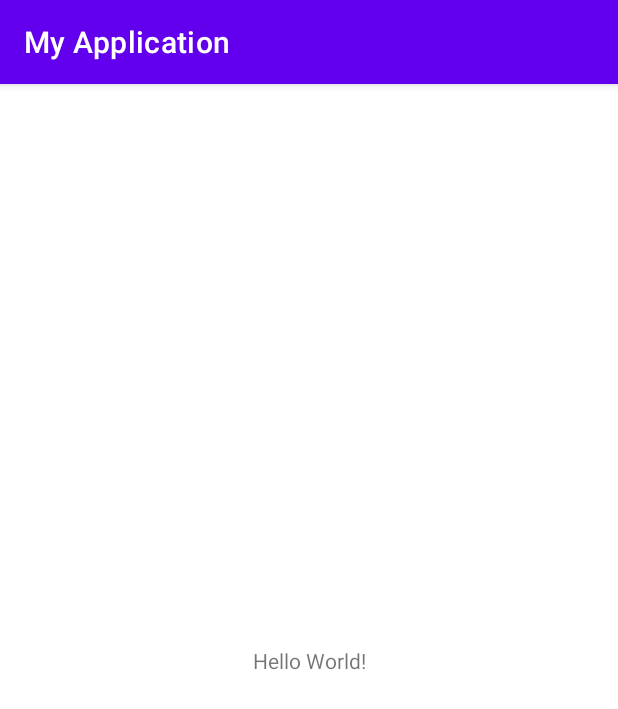
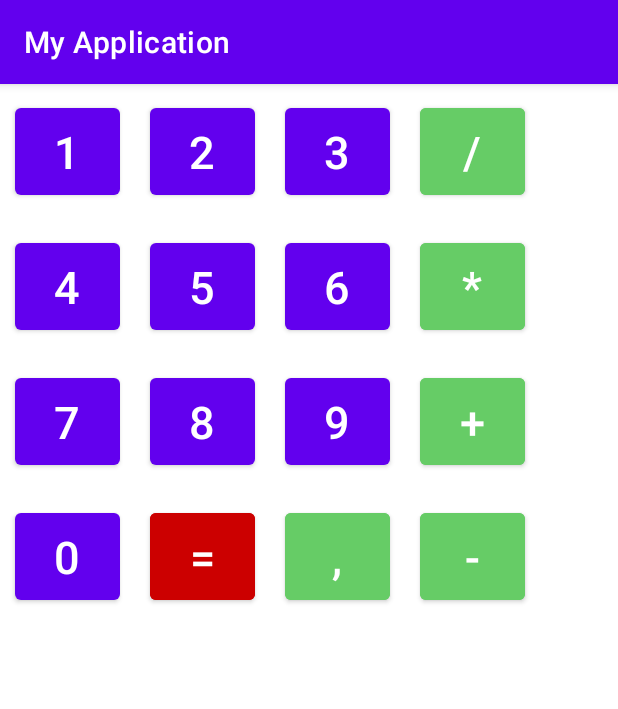
Before and after one commit to AlekseyUsk/calculat, an Android app: the screen it shows after launch (MainActivity), on a phone screen of 412 x 824 dp. Shown: the top 709 px of the screen. Run offline under Robolectric (Android 15) with nearby library versions, the phone set to English and light mode, and no system bars.

```diff
--- a/MyApplication/app/src/main/res/layout/activity_main.xml
+++ b/MyApplication/app/src/main/res/layout/activity_main.xml
@@ -1,18 +1,148 @@
 <?xml version="1.0" encoding="utf-8"?>
-<androidx.constraintlayout.widget.ConstraintLayout xmlns:android="http://schemas.android.com/apk/res/android"
+<GridLayout xmlns:android="http://schemas.android.com/apk/res/android"
     xmlns:app="http://schemas.android.com/apk/res-auto"
     xmlns:tools="http://schemas.android.com/tools"
-    android:layout_width="match_parent"
-    android:layout_height="match_parent"
+    android:layout_width="wrap_content"
+    android:layout_height="wrap_content"
+    android:columnCount="4"
+    android:orientation="horizontal"
     tools:context=".MainActivity">
 
-    <TextView
-        android:layout_width="wrap_content"
-        android:layout_height="wrap_content"
-        android:text="Hello World!"
-        app:layout_constraintBottom_toBottomOf="parent"
-        app:layout_constraintLeft_toLeftOf="parent"
-        app:layout_constraintRight_toRightOf="parent"
-        app:layout_constraintTop_toTopOf="parent" />
 
-</androidx.constraintlayout.widget.ConstraintLayout>
+    <Button
+        android:id="@+id/one"
+        android:layout_width="@dimen/default_margin_button"
+        android:layout_height="@dimen/default_margin_button"
+        android:layout_margin="10dp"
+        android:text="1"
+        android:textSize="@dimen/button_size" />
+
+    <Button
+        android:id="@+id/twoo"
+        android:layout_width="@dimen/default_margin_button"
+        android:layout_height="@dimen/default_margin_button"
+        android:layout_margin="10dp"
+        android:text="2"
+        android:textSize="@dimen/button_size" />
+
+    <Button
+        android:id="@+id/three"
+        android:layout_width="@dimen/default_margin_button"
+        android:layout_height="@dimen/default_margin_button"
+        android:layout_margin="10dp"
+        android:text="3"
+        android:textSize="@dimen/button_size" />
+
+    <Button
+        android:id="@+id/division"
+        android:layout_width="@dimen/default_margin_button"
+        android:layout_height="@dimen/default_margin_button"
+        android:layout_margin="10dp"
+        android:backgroundTint="#66cc66"
+        android:text="/"
+        android:textSize="@dimen/button_size" />
+
+    <Button
+        android:id="@+id/four"
+        android:layout_width="@dimen/default_margin_button"
+        android:layout_height="@dimen/default_margin_button"
+        android:layout_margin="10dp"
+        android:text="4"
+        android:textSize="@dimen/button_size" />
+
+    <Button
+        android:id="@+id/five"
+        android:layout_width="@dimen/default_margin_button"
+        android:layout_height="@dimen/default_margin_button"
+        android:layout_margin="10dp"
+        android:text="5"
+        android:textSize="@dimen/button_size" />
+
+    <Button
+        android:id="@+id/six"
+        android:layout_width="@dimen/default_margin_button"
+        android:layout_height="@dimen/default_margin_button"
+        android:layout_margin="10dp"
+        android:text="6"
+        android:textSize="@dimen/button_size" />
+
+    <Button
+        android:id="@+id/multiply"
+        android:layout_width="@dimen/default_margin_button"
+        android:layout_height="@dimen/default_margin_button"
+        android:layout_margin="10dp"
+        android:backgroundTint="#66cc66"
+        android:text="*"
+        android:textSize="@dimen/button_size" />
+
+    <Button
+        android:id="@+id/seven"
+        android:layout_width="@dimen/default_margin_button"
+        android:layout_height="@dimen/default_margin_button"
+        android:layout_margin="10dp"
+        android:text="7"
+        android:textSize="@dimen/button_size" />
+
+    <Button
+        android:id="@+id/eight"
+        android:layout_width="@dimen/default_margin_button"
+        android:layout_height="@dimen/default_margin_button"
+        android:layout_margin="10dp"
+        android:text="8"
+        android:textSize="@dimen/button_size" />
+
+    <Button
+        android:id="@+id/nine"
+        android:layout_width="@dimen/default_margin_button"
+        android:layout_height="@dimen/default_margin_button"
+        android:layout_margin="10dp"
+        android:text="9"
+        android:textSize="@dimen/button_size" />
+
+    <Button
+        android:id="@+id/sum"
+        android:layout_width="@dimen/default_margin_button"
+        android:layout_height="@dimen/default_margin_button"
+        android:layout_margin="10dp"
+        android:backgroundTint="#66cc66"
+        android:text="+"
+        android:textSize="@dimen/button_size" />
+
+    <Button
+        android:id="@+id/zero"
+        android:layout_width="@dimen/default_margin_button"
+        android:layout_height="@dimen/default_margin_button"
+        android:layout_margin="10dp"
+        android:text="0"
+        android:textSize="@dimen/button_size" />
+
+
+    <Button
+        android:id="@+id/result"
+        android:layout_width="@dimen/default_margin_button"
+        android:layout_height="@dimen/default_margin_button"
+        android:layout_margin="10dp"
+        android:backgroundTint="#cc0000"
+        android:text="="
+        android:textSize="@dimen/button_size" />
+
+    <Button
+        android:id="@+id/cha"
+        android:layout_width="@dimen/default_margin_button"
+        android:layout_height="@dimen/default_margin_button"
+        android:layout_margin="10dp"
+        android:backgroundTint="#66cc66"
+        android:text=","
+        android:textSize="@dimen/button_size" />
+
+
+    <Button
+        android:id="@+id/min"
+        android:layout_width="@dimen/default_margin_button"
+        android:layout_height="@dimen/default_margin_button"
+        android:layout_margin="10dp"
+        android:backgroundTint="#66cc66"
+        android:text="-"
+        android:textSize="@dimen/button_size" />
+
+</GridLayout>
--- a/MyApplication/app/src/main/res/layout/grid_example_layout.xml
+++ b/MyApplication/app/src/main/res/layout/grid_example_layout.xml
@@ -7,8 +7,6 @@
     android:columnCount="4"
     android:orientation="horizontal"
     tools:context=".MainActivity">
-
-
 
 
     <Button
@@ -127,6 +125,7 @@
         android:backgroundTint="#cc0000"
         android:text="="
         android:textSize="@dimen/button_size" />
+
     <Button
         android:id="@+id/cha"
         android:layout_width="@dimen/default_margin_button"
```
